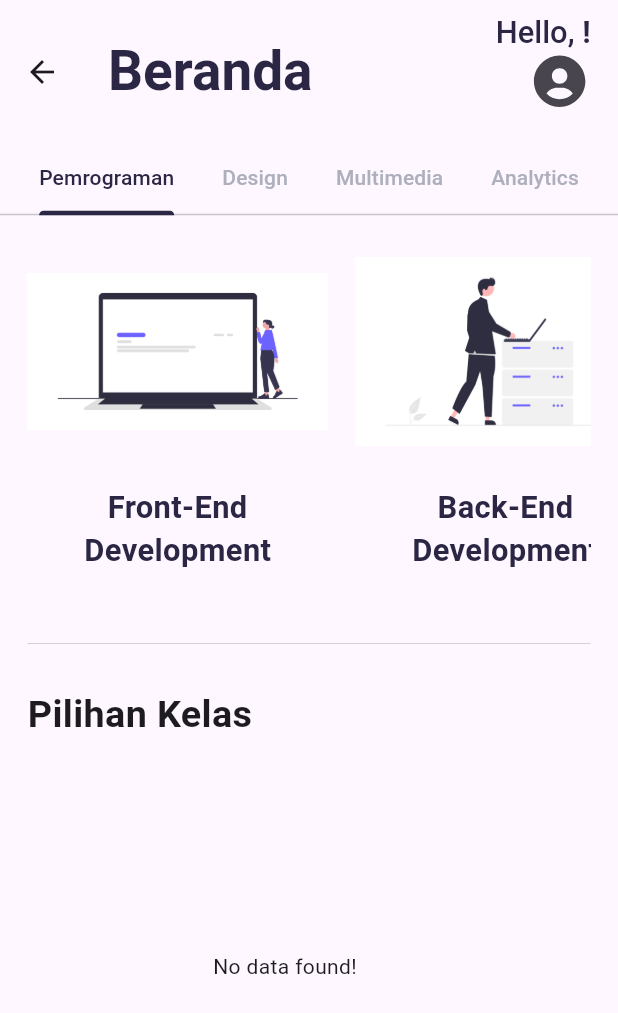
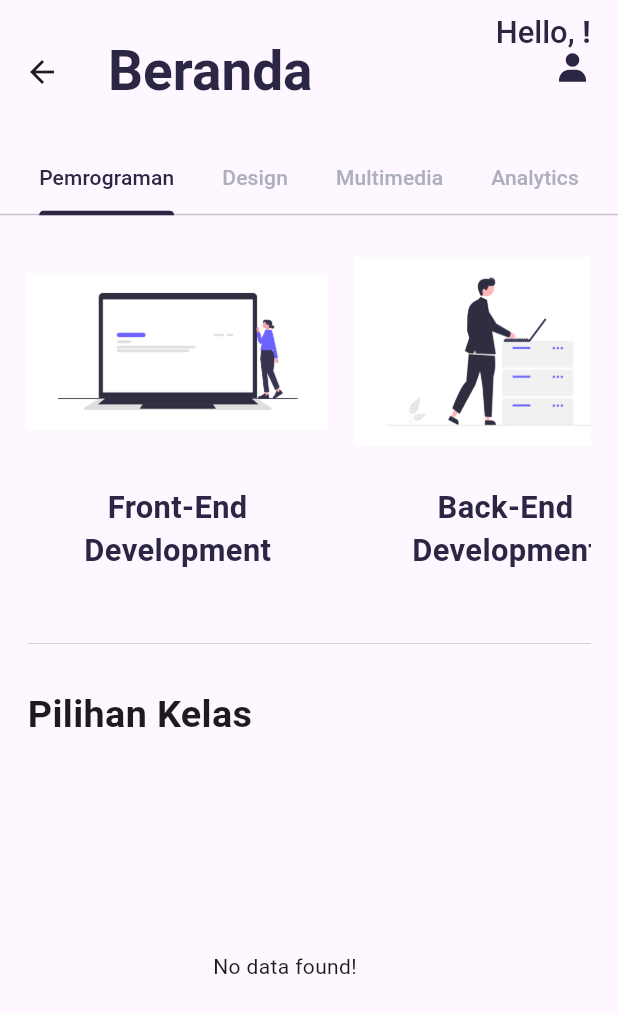
Before and after one commit to MAI-BEBI-POWDER-TEAM/SkillKu, a Flutter app: the HomePageViews screen opened directly, on a phone screen of 412 x 824 dp. Shown: the top 1013 px of the screen. Run offline on Flutter 3.47's test engine with Material 3 defaults, Android fonts, the phone set to English and light mode, and no system bars; our stand-ins replace dartz, dio, firebase_auth, firebase_core, firebase_database, flutter_screenutil and 5 more; accounts and stored records are empty; network calls fail; Roboto replaces fonts that are missing (Poppins).

Commit message:
Stage 3: Finishing - Finishing and making sure the app is working on Android & iOS

```diff
--- a/lib/apps/views/home/home_views.dart
+++ b/lib/apps/views/home/home_views.dart
@@ -80,9 +80,16 @@
                     ],
                   ),
                 ),
-                Icon(
-                  BoxIcons.bxs_user_circle,
-                  size: 36.r,
+                FirebaseAuth.instance.currentUser!.photoURL != null
+                    ? CircleAvatar(
+                        backgroundImage: NetworkImage(
+                          FirebaseAuth.instance.currentUser!.photoURL
+                              .toString(),
+                        ),
+                      )
+                    : const Icon(
+                        BoxIcons.bxs_user,
+                        color: AppThemeUtils.kColorPrimary,
                       ),
               ],
             ),
@@ -252,7 +259,13 @@
                                     ),
                                   );
 
-                                  return HomeCourseWidget(
+                                  return GestureDetector(
+                                    onTap: () => Get.to(
+                                      () => DetailCoursePageViews(
+                                        courseId: e.uuid.toString(),
+                                      ),
+                                    ),
+                                    child: HomeCourseWidget(
                                       imageUrl: _courseController
                                           .courseListRx[index].thumbnail,
                                       title: _courseController
@@ -264,6 +277,7 @@
                                       startTime: startTime,
                                       endTime: endTime,
                                       type: 'Daring',
+                                    ),
                                   );
                                 },
                               )
```
Also changed, not shown: lib/apps/views/auth/onboarding_views.dart (+8 -1 lines), lib/apps/views/detail/detail_course_views.dart (+5 -5 lines), lib/main.dart (+7 -3 lines), 1 other file. Lines whose indentation alone changed are shown as unchanged.
